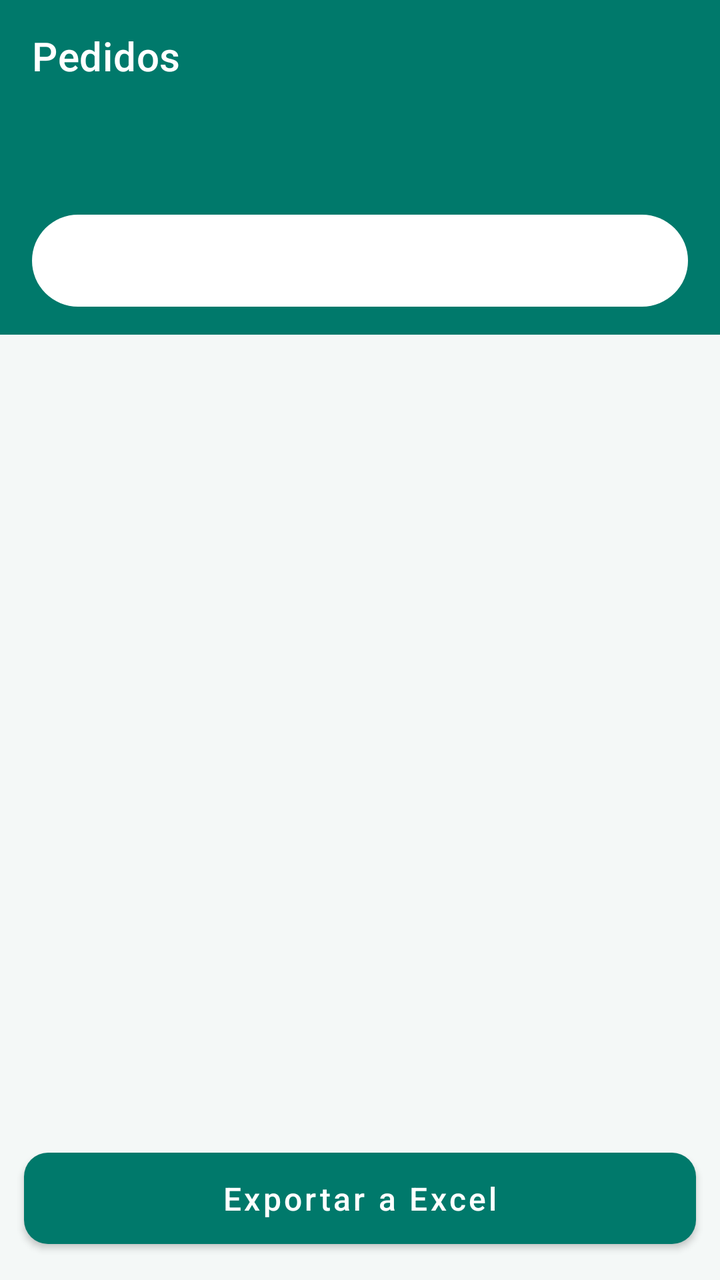
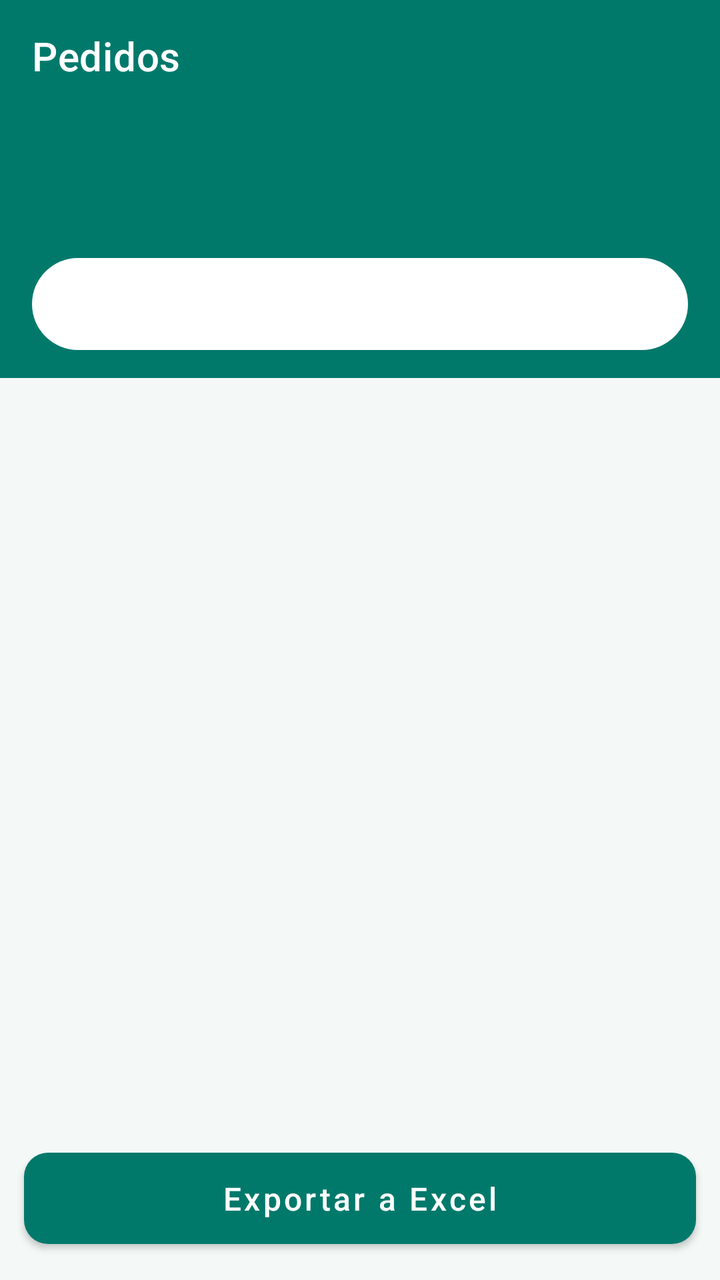

An Android layout rendered at two revisions. The XML below is the earlier revision; the diff shows what the commit changed to produce the second picture.
<!-- AndroidManifest.xml: application theme Theme.TotalMarketPersonal -->
<!-- res/layout/activity_pedidos.xml -->
<?xml version="1.0" encoding="utf-8"?>
<LinearLayout xmlns:android="http://schemas.android.com/apk/res/android"
    xmlns:app="http://schemas.android.com/apk/res-auto"
    android:layout_width="match_parent"
    android:layout_height="match_parent"
    android:background="@color/fondo"
    android:orientation="vertical">

    <com.google.android.material.appbar.MaterialToolbar
        android:id="@+id/toolbar"
        android:layout_width="match_parent"
        android:layout_height="?attr/actionBarSize"
        android:background="@color/verde"
        android:theme="@style/ThemeOverlay.MaterialComponents.Dark.ActionBar"
        app:title="Pedidos"
        app:titleTextColor="@color/white" />

    <LinearLayout
        android:layout_width="match_parent"
        android:layout_height="wrap_content"
        android:background="@color/verde"
        android:orientation="vertical"
        android:paddingStart="16dp"
        android:paddingEnd="16dp"
        android:paddingBottom="14dp">

        <TextView
            android:id="@+id/tvSaludo"
            android:layout_width="match_parent"
            android:layout_height="wrap_content"
            android:textColor="@color/white"
            android:textSize="16sp"
            android:textStyle="bold" />

        <TextView
            android:id="@+id/tvResumen"
            android:layout_width="match_parent"
            android:layout_height="wrap_content"
            android:layout_marginTop="2dp"
            android:alpha="0.92"
            android:textColor="@color/white"
            android:textSize="13sp" />

        <Spinner
            android:id="@+id/spFiltro"
            android:layout_width="match_parent"
            android:layout_height="46dp"
            android:layout_marginTop="10dp"
            android:background="@drawable/bg_search"
            android:paddingStart="8dp" />
    </LinearLayout>

    <TextView
        android:id="@+id/tvEstado"
        android:layout_width="match_parent"
        android:layout_height="wrap_content"
        android:layout_marginTop="16dp"
        android:gravity="center"
        android:padding="12dp"
        android:textColor="@color/texto_suave"
        android:textSize="16sp" />

    <androidx.recyclerview.widget.RecyclerView
        android:id="@+id/rvPedidos"
        android:layout_width="match_parent"
        android:layout_height="0dp"
        android:layout_weight="1"
        android:clipToPadding="false"
        android:paddingStart="6dp"
        android:paddingTop="6dp"
        android:paddingEnd="6dp"
        android:paddingBottom="6dp" />

    <Button
        android:id="@+id/btnExportar"
        android:layout_width="match_parent"
        android:layout_height="wrap_content"
        android:layout_margin="12dp"
        android:text="Exportar a Excel" />
</LinearLayout>
<!-- resources referenced by this layout -->
<resources>
  <color name="fondo">#F4F8F7</color>
  <color name="texto_suave">#5F6F6C</color>
  <color name="verde">#00796B</color>
  <color name="white">#FFFFFF</color>
  <!-- drawable bg_search (drawable) -->
  <?xml version="1.0" encoding="utf-8"?>
  <shape xmlns:android="http://schemas.android.com/apk/res/android"
      android:shape="rectangle">
      <solid android:color="#FFFFFF" />
      <corners android:radius="24dp" />
  </shape>
  <style name="Theme.TotalMarketPersonal" parent="Theme.MaterialComponents.Light.NoActionBar">
          <item name="colorPrimary">@color/verde</item>
          <item name="colorPrimaryVariant">@color/verde_oscuro</item>
          <item name="colorOnPrimary">@color/white</item>
          <item name="colorSecondary">@color/verde_acento</item>
          <item name="colorOnSecondary">@color/white</item>
          <item name="android:statusBarColor">@color/verde_oscuro</item>
          <item name="android:windowBackground">@color/fondo</item>
          <item name="materialButtonStyle">@style/Widget.Total.Button</item>
      </style>
  <color name="verde_oscuro">#004D40</color>
  <color name="verde_acento">#26A69A</color>
  <style name="Widget.Total.Button" parent="Widget.MaterialComponents.Button">
          <item name="cornerRadius">12dp</item>
          <item name="android:textAllCaps">false</item>
          <item name="android:textSize">16sp</item>
          <item name="android:paddingTop">12dp</item>
          <item name="android:paddingBottom">12dp</item>
      </style>
</resources>

<!-- the commit's change to res/layout/activity_pedidos.xml (unified diff, before → after) -->
@@ -31,6 +31,14 @@
             android:textColor="@color/white"
             android:textSize="16sp"
             android:textStyle="bold" />
+
+        <TextView
+            android:id="@+id/tvTasa"
+            android:layout_width="match_parent"
+            android:layout_height="wrap_content"
+            android:layout_marginTop="4dp"
+            android:textColor="@color/white"
+            android:textSize="13sp" />
 
         <TextView
             android:id="@+id/tvResumen"
